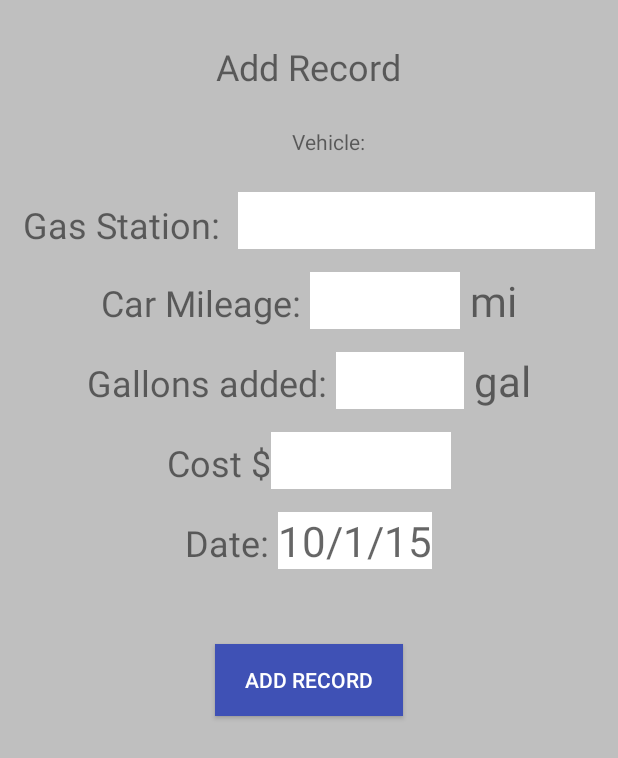
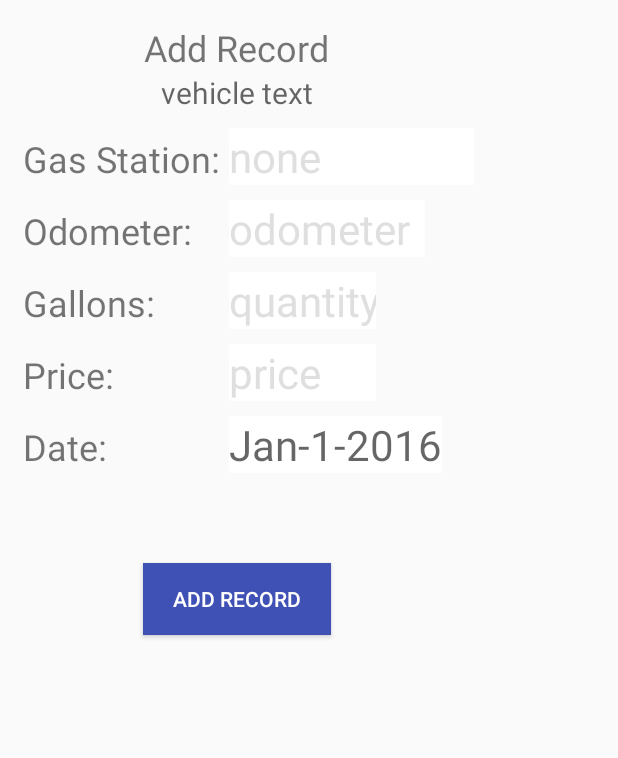
Before and after one commit to jaenudin86/mpg, an Android app: the layout add_record.xml on its own in the app's theme, with its tools: preview values and no code run, on a phone screen of 412 x 824 dp. Shown: the top 758 px of the screen. Run offline under Robolectric (Android 15) with nearby library versions, the phone set to English and light mode, and no system bars.

Commit message:
bug fixes

```diff
--- a/app/src/main/java/com/a/b/mileagetracker/DataAccess/HistoryCursorAdapter.java
+++ b/app/src/main/java/com/a/b/mileagetracker/DataAccess/HistoryCursorAdapter.java
@@ -52,7 +52,7 @@ public class HistoryCursorAdapter extends CursorAdapter{
 
         NumberFormat money=NumberFormat.getCurrencyInstance();
 
-        mileage.setText("Mileage: "+NumberFormat.getIntegerInstance().format(cursor.getInt(cursor.getColumnIndex("mileage"))));
+        mileage.setText("Odometer: "+NumberFormat.getIntegerInstance().format(cursor.getInt(cursor.getColumnIndex("mileage"))));
         gallons.setText("Quantity added: "+cursor.getString(cursor.getColumnIndex("quantity"))+" gallons");
         price.setText("Price: "+money.format(Double.parseDouble(cursor.getString(cursor.getColumnIndex("price")))));
 
--- a/app/src/main/java/com/a/b/mileagetracker/DataAccess/MySQLiteHelper.java
+++ b/app/src/main/java/com/a/b/mileagetracker/DataAccess/MySQLiteHelper.java
@@ -279,7 +279,7 @@ public class MySQLiteHelper extends SQLiteOpenHelper implements SQLDao{
                 Double currentMpg=(currentMiles-previousMiles)/currentGallons;
                 Log.e(TAG, "MPG= " + currentMpg);
 
-                DecimalFormat df3=new DecimalFormat("0.000");
+                DecimalFormat df3=new DecimalFormat("#.###");
 
                 ContentValues cv=new ContentValues();
                 cv.put(COLUMN_MPG, Double.valueOf(df3.format(currentMpg)));
--- a/app/src/main/java/com/a/b/mileagetracker/Fragments/AddRecordDialogFrag.java
+++ b/app/src/main/java/com/a/b/mileagetracker/Fragments/AddRecordDialogFrag.java
@@ -100,11 +100,12 @@ public class AddRecordDialogFrag extends DialogFragment implements View.OnClickL
                 try {
 //                    String carSelectorString= ((Cursor)carSelector.getSelectedItem()).getString(c.getColumnIndex("key_table"));
 //                    Log.e("carselector spinner","csst: "+carSelectorString);
-                    DecimalFormat df3=new DecimalFormat("0.000");
+                    DecimalFormat df3=new DecimalFormat("#.###");
                     DecimalFormat df2=new DecimalFormat("0.00");
 
                     dbHelper.addEntry(
-                            Integer.parseInt(mileage.getText().toString()),
+//                            Integer.parseInt(mileage.getText().toString()),
+                            (int) Math.round(Double.parseDouble(mileage.getText().toString())),
                             Double.valueOf(df3.format(Double.parseDouble(gallons.getText().toString()))),
                             Double.valueOf(df2.format(Double.parseDouble(price.getText().toString()))),
                             convertDateFieldToInt(),
--- a/app/src/main/java/com/a/b/mileagetracker/Fragments/AllHistoryFragment.java
+++ b/app/src/main/java/com/a/b/mileagetracker/Fragments/AllHistoryFragment.java
@@ -92,6 +92,8 @@ public class AllHistoryFragment extends Fragment {
                     return true;
                 }
             });
+            mListView.setDivider(null);
+            mListView.setDividerHeight(0);
         }
         return view;
     }
--- a/app/src/main/java/com/a/b/mileagetracker/Fragments/EditHistoryFragment.java
+++ b/app/src/main/java/com/a/b/mileagetracker/Fragments/EditHistoryFragment.java
@@ -4,6 +4,7 @@ import android.app.Activity;
 import android.app.AlertDialog;
 import android.app.DatePickerDialog;
 import android.app.Dialog;
+import android.content.ContentValues;
 import android.content.Context;
 import android.content.SharedPreferences;
 import android.database.Cursor;
@@ -27,6 +28,7 @@ import com.a.b.mileagetracker.Events.EditHistoryEvent;
 import com.a.b.mileagetracker.Events.RefreshHistoryListViewEvent;
 import com.a.b.mileagetracker.R;
 
+import java.text.DecimalFormat;
 import java.text.NumberFormat;
 import java.text.ParseException;
 import java.text.SimpleDateFormat;
@@ -255,12 +257,11 @@ public class EditHistoryFragment extends DialogFragment implements View.OnClickL
             try{
                 NumberFormat formatNumber=NumberFormat.getCurrencyInstance();
                 Number pNumber=formatNumber.parse(price.getText().toString());
+                DecimalFormat df3=new DecimalFormat("#.###");
 
-                    dbHelper.addEntry(
-//                        Integer.parseInt(mOdometer.getText().toString()),
-                            (int) Math.round(Double.parseDouble(mOdometer.getText().toString())),
-
-                        Double.parseDouble(gallons.getText().toString()),
+                dbHelper.addEntry(
+                        (int) Math.round(Double.parseDouble(mOdometer.getText().toString())),
+                        Double.parseDouble(df3.format(Double.parseDouble(gallons.getText().toString()))),
                         Double.parseDouble(pNumber.toString()),
                         convertDateFieldToInt(),
                         location.getText().toString());
--- a/app/src/main/res/layout/add_record.xml
+++ b/app/src/main/res/layout/add_record.xml
@@ -1,196 +1,130 @@
 <?xml version="1.0" encoding="utf-8"?>
-<ScrollView xmlns:android="http://schemas.android.com/apk/res/android"
+<FrameLayout xmlns:android="http://schemas.android.com/apk/res/android"
+    android:layout_width="wrap_content"
+    android:layout_height="wrap_content">
+    <LinearLayout
         android:layout_width="fill_parent"
-    android:layout_height="fill_parent"
-    android:fillViewport="true">
-
-    <LinearLayout
-        xmlns:app="http://schemas.android.com/apk/res-auto"
+        android:layout_height="wrap_content"
         android:orientation="vertical"
-        android:layout_width="match_parent"
-        android:layout_height="match_parent"
-        android:background="@color/testGray">
+        android:elevation="4dp">
 
         <TextView
             android:layout_width="wrap_content"
             android:layout_height="wrap_content"
             android:text="Add Record"
             android:textSize="@dimen/dialog_header_text_size"
-            android:layout_gravity="center"
-            android:layout_marginTop="28dp"/>
+            android:layout_gravity="top|center"
+            android:layout_marginTop="15dp"/>
+        <TextView
+            android:layout_width="wrap_content"
+            android:layout_height="wrap_content"
+            android:layout_gravity="top|center"
+            android:hint="vehicle text"
+            android:id="@+id/current_vehicle_add_record_frag"
+            android:textSize="20dp"/>
+    </LinearLayout>
 
+    <ScrollView
+        android:layout_width="fill_parent"
+        android:layout_height="fill_parent"
+        android:fillViewport="true"
+        android:layout_marginTop="85dp"
+        android:layout_gravity="center_horizontal|top">
         <LinearLayout
             android:layout_width="wrap_content"
             android:layout_height="wrap_content"
-            android:layout_marginTop="20dp"
-            android:layout_gravity="center"
-            android:orientation="horizontal">
-            <TextView
-                android:layout_width="wrap_content"
-                android:layout_height="match_parent"
-                android:gravity="center_vertical"
-                android:text="Vehicle: "
-                android:layout_marginLeft="30dp"/>
+            android:orientation="vertical">
 
-            <!--<Spinner-->
-                <!--android:layout_width="wrap_content"-->
-                <!--android:layout_height="wrap_content"-->
-                <!--android:id="@+id/vehicle_dropdown_spinner"></Spinner>-->
-            <TextView
+            <GridLayout
                 android:layout_width="wrap_content"
                 android:layout_height="wrap_content"
-                android:id="@+id/current_vehicle_add_record_frag"
-                android:textSize="20dp"/>
+                android:columnCount="2"
+                android:rowCount="6"
+                android:layout_marginLeft="15dp">
 
-            <!--<EditText-->
-                <!--android:id="@+id/vehicle"-->
-                <!--android:layout_width="wrap_content"-->
-                <!--android:layout_height="wrap_content"-->
-                <!--android:hint="97 Honda Accord"-->
-                <!--android:textSize="@dimen/entry_text_size"-->
-                <!--android:background="@color/entryTextBoxColor"/>-->
-        </LinearLayout>
-
-        <RelativeLayout
-            android:layout_width="wrap_content"
-            android:layout_height="wrap_content"
-            android:orientation="horizontal"
-            android:layout_gravity="center"
-            android:layout_marginTop="20dp">
                 <TextView
-                android:layout_width="wrap_content"
-                android:layout_height="fill_parent"
-                android:layout_alignParentLeft="true"
                     android:textSize="24sp"
-                android:gravity="bottom"
-                android:text="Gas Station:  "
-                android:layout_marginLeft="15dp"
-                android:layout_alignBottom="@+id/station_location"
-                android:id="@+id/textView" />
-
+                    android:text="Gas Station: " />
                 <EditText
                     android:id="@+id/station_location"
-                android:layout_width="wrap_content"
-                android:layout_height="wrap_content"
-                android:layout_marginRight="15dp"
+                    android:hint="none"
+                    android:gravity="left|center_vertical"
                     android:textColorHint="@color/verylightgrey"
                     android:textSize="@dimen/entry_text_size"
+                    android:ems="5"
                     android:background="@color/entryTextBoxColor"
-                android:layout_alignParentTop="true"
-                android:layout_alignParentRight="true"
-                android:layout_toRightOf="@+id/textView"
-                android:layout_toEndOf="@+id/textView" />
-                <!--android:hint="Chevron"-->
-        </RelativeLayout>
-
-        <LinearLayout
-            android:layout_width="wrap_content"
-            android:layout_height="wrap_content"
-            android:orientation="horizontal"
-            android:layout_marginTop="15dp"
-            android:layout_gravity="center">
+                    android:layout_marginBottom="10dp"
+                    android:inputType="textCapWords"/>
 
                 <TextView
-                android:layout_width="wrap_content"
-                android:layout_height="wrap_content"
                     android:textSize="24sp"
-                android:text="Car Mileage: "/>
+                    android:text="Odometer: "/>
 
                 <EditText
                     android:id="@+id/mileage"
-                android:layout_width="100dp"
-                android:layout_height="wrap_content"
-                android:gravity="right"
+                    android:hint="odometer "
+                    android:textColorHint="@color/verylightgrey"
+                    android:ems="4"
+                    android:gravity="left|center_vertical"
                     android:inputType="numberDecimal|numberSigned"
                     android:textSize="@dimen/entry_text_size"
-                android:background="@color/entryTextBoxColor"/>
-            <!--android:hint="89045"-->
+                    android:background="@color/entryTextBoxColor"
+                    android:layout_marginBottom="10dp"/>
+                <!--<TextView-->
+                <!--android:layout_width="wrap_content"-->
+                <!--android:layout_height="wrap_content"-->
+                <!--android:textSize="24sp"-->
+                <!--android:text="mi"/>-->
                 <TextView
-                android:layout_width="wrap_content"
-                android:layout_height="wrap_content"
-                android:textSize="28sp"
-                android:text=" mi"/>
-        </LinearLayout>
-
-        <LinearLayout
-            android:layout_width="wrap_content"
-            android:layout_height="wrap_content"
-            android:orientation="horizontal"
-            android:layout_marginTop="15dp"
-            android:layout_gravity="center">
-
-            <TextView
-                android:layout_width="wrap_content"
-                android:layout_height="wrap_content"
                     android:textSize="24sp"
-                android:text="Gallons added: "/>
+                    android:text="Gallons: "/>
 
                 <EditText
                     android:id="@+id/gallons"
-                android:layout_width="85dp"
-                android:layout_height="wrap_content"
-                android:gravity="right"
+                    android:hint="quantity"
+                    android:gravity="left|center_vertical"
+                    android:textColorHint="@color/verylightgrey"
                     android:inputType="numberDecimal|numberSigned"
                     android:textSize="@dimen/entry_text_size"
-                android:background="@color/entryTextBoxColor"/>
-                <!--android:hint="14.56"-->
-            <TextView
-                android:layout_width="wrap_content"
-                android:layout_height="wrap_content"
-                android:textSize="28sp"
-                android:text=" gal"/>
-        </LinearLayout>
+                    android:ems="3"
+                    android:background="@color/entryTextBoxColor"
+                    android:layout_marginBottom="10dp"/>
 
-        <LinearLayout
-            android:layout_width="wrap_content"
-            android:layout_height="wrap_content"
-            android:orientation="horizontal"
-            android:layout_marginTop="15dp"
-            android:layout_gravity="center">
+                <!--<TextView-->
+                <!--android:layout_width="wrap_content"-->
+                <!--android:layout_height="wrap_content"-->
+                <!--android:textSize="24sp"-->
+                <!--android:text="gal"/>-->
 
                 <TextView
-                android:layout_width="wrap_content"
-                android:layout_height="wrap_content"
                     android:textSize="24sp"
-                android:text="Cost $"/>
+                    android:text="Price: "/>
 
                 <EditText
                     android:id="@+id/price"
-                android:layout_width="120dp"
-                android:layout_height="wrap_content"
-                android:gravity="right"
+                    android:gravity="left|center_vertical"
+                    android:hint="price"
+                    android:textColorHint="@color/verylightgrey"
                     android:inputType="numberDecimal|numberSigned"
                     android:textSize="@dimen/entry_text_size"
-                android:background="@color/entryTextBoxColor"/>
-            <!--android:hint="36.59"-->
-
-        </LinearLayout>
-
-        <LinearLayout
-            android:layout_width="wrap_content"
-            android:layout_height="wrap_content"
-            android:orientation="horizontal"
-            android:layout_marginTop="15dp"
-            android:layout_gravity="center">
+                    android:ems="3"
+                    android:background="@color/entryTextBoxColor"
+                    android:layout_marginBottom="10dp"/>
 
                 <TextView
-                android:layout_width="wrap_content"
-                android:layout_height="wrap_content"
-                android:text="Date: "
-                android:textSize="24sp"/>
+                    android:textSize="24sp"
+                    android:text="Date: "/>
 
                 <EditText
                     android:id="@+id/date"
-                android:layout_width="wrap_content"
-                android:layout_height="wrap_content"
-                android:hint="10/1/15"
+                    android:inputType="date"
+                    android:hint="Jan-1-2016"
                     android:gravity="right"
-                android:inputType="date"
                     android:textSize="@dimen/entry_text_size"
-                android:background="@color/entryTextBoxColor"/>
+                    android:background="@color/entryTextBoxColor"
+                    android:layout_marginBottom="10dp"/>
 
-        </LinearLayout>
-
+            </GridLayout>
             <Button
                 android:id="@+id/add_new_car_button"
                 android:layout_width="wrap_content"
@@ -203,6 +137,7 @@
                 android:paddingRight="20dp"
                 android:background="@color/colorPrimary"
                 android:elevation="40dp"/>
+        </LinearLayout>
 
-    </LinearLayout>
     </ScrollView>
+</FrameLayout>
--- a/app/src/main/res/layout/advanced_list_item.xml
+++ b/app/src/main/res/layout/advanced_list_item.xml
@@ -1,9 +1,16 @@
 <?xml version="1.0" encoding="utf-8"?>
-<LinearLayout xmlns:android="http://schemas.android.com/apk/res/android"
+<FrameLayout xmlns:android="http://schemas.android.com/apk/res/android"
+    android:layout_height="wrap_content"
+    android:layout_width="match_parent"
+    android:layout_marginBottom="0dp">
+
+
+    <LinearLayout
         android:orientation="vertical"
         android:layout_width="match_parent"
         android:layout_height="match_parent"
-    android:layout_marginBottom="20dp">
+        android:layout_marginBottom="20dp"
+        android:background="@color/extremelightgrey">
         <RelativeLayout
             android:layout_width="match_parent"
             android:layout_height="wrap_content">
@@ -23,11 +30,6 @@
 
         </RelativeLayout>
 
-    <!--<TextView-->
-        <!--android:layout_width="wrap_content"-->
-        <!--android:layout_height="match_parent"-->
-        <!--android:id="@+id/vehicle_list_item"-->
-        <!--android:textSize="20sp"/>-->
         <TextView
             android:layout_width="wrap_content"
             android:layout_height="match_parent"
@@ -48,7 +50,9 @@
             android:layout_height="match_parent"
             android:id="@+id/mpg_list_item"
             android:textSize="20dp"
-        android:layout_marginBottom="20dp"/>
+            android:paddingBottom="15dp"/>
+
+    </LinearLayout>
 
 
-</LinearLayout>
+</FrameLayout>
--- a/app/src/main/res/layout/all_data_listview_fragment.xml
+++ b/app/src/main/res/layout/all_data_listview_fragment.xml
@@ -14,8 +14,8 @@
         android:layout_height="match_parent"
         android:id="@+id/listview"
         android:entries="@array/default_history_array"
-        android:layout_margin="10dp"
-        android:background="@color/extremelightgrey">
+        android:layout_margin="10dp">
+        <!--android:background="@color/extremelightgrey">-->
         </ListView>
 
 </LinearLayout>
```
Lines whose indentation alone changed are shown as unchanged.
